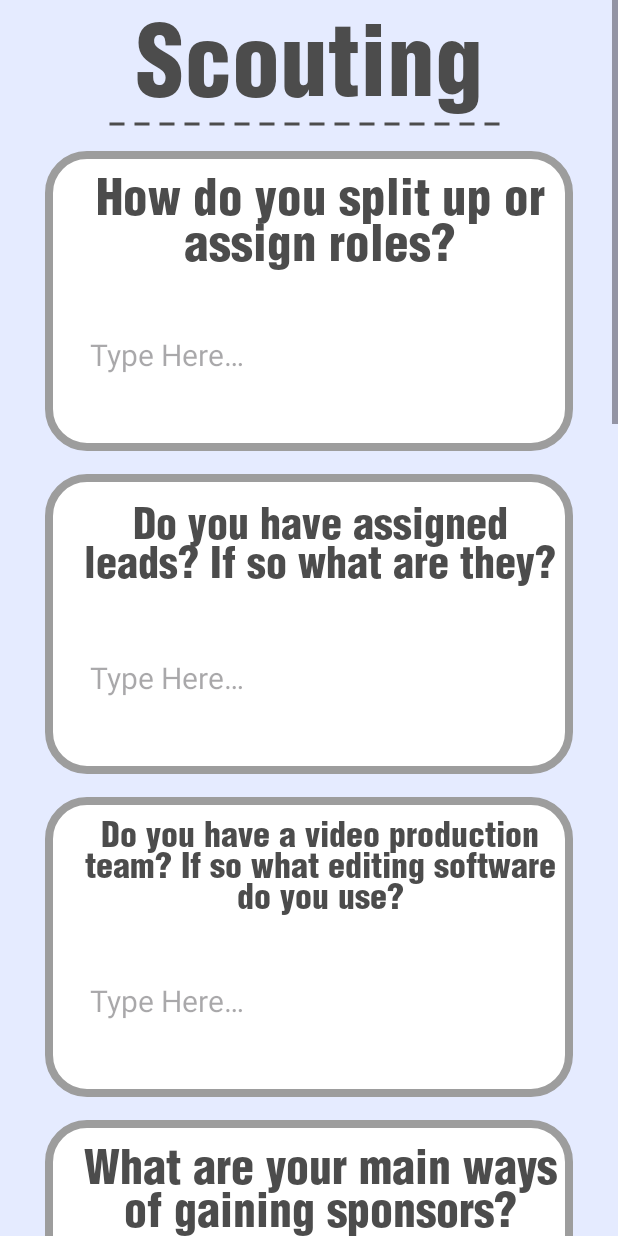
After one commit to MintyLuve/Business-Pit-Scouting-App, an Android app: the ScoutingActivity screen opened directly, with no data from a screen before it, on a phone screen of 412 x 824 dp. The commit adds this screen. Run offline under Robolectric (Android 15) with nearby library versions, the phone set to English and light mode, and no system bars.

Commit message:
added scouting page

```diff
--- a/app/src/main/AndroidManifest.xml
+++ b/app/src/main/AndroidManifest.xml
@@ -13,6 +13,9 @@
         android:theme="@style/Theme.BusinessPitScouting"
         tools:targetApi="31">
         <activity
+            android:name=".ScoutingActivity"
+            android:exported="false" />
+        <activity
             android:name=".MainActivity"
             android:exported="true">
             <intent-filter>
--- a/app/src/main/java/com/fro/businesspitscouting/MainActivity.java
+++ b/app/src/main/java/com/fro/businesspitscouting/MainActivity.java
@@ -2,13 +2,30 @@ package com.fro.businesspitscouting;
 
 import androidx.appcompat.app.AppCompatActivity;
 
+import android.content.Intent;
 import android.os.Bundle;
+import android.view.View;
+import android.widget.TextView;
 
 public class MainActivity extends AppCompatActivity {
+    //declaring
+    //buttons
+    TextView startButton;
 
     @Override
     protected void onCreate(Bundle savedInstanceState) {
         super.onCreate(savedInstanceState);
         setContentView(R.layout.activity_main);
+        //instantiating
+        //button
+        startButton = findViewById(R.id.startButton);
+
+        // changes to next page on click
+        startButton.setOnClickListener(new View.OnClickListener() {
+            @Override
+            public void onClick(View v) {
+                startActivity(new Intent(getApplicationContext(), ScoutingActivity.class));
+            }
+        });
     }
 }
--- /dev/null
+++ b/app/src/main/java/com/fro/businesspitscouting/ScoutingActivity.java
@@ -0,0 +1,14 @@
+package com.fro.businesspitscouting;
+
+import androidx.appcompat.app.AppCompatActivity;
+
+import android.os.Bundle;
+
+public class ScoutingActivity extends AppCompatActivity {
+
+    @Override
+    protected void onCreate(Bundle savedInstanceState) {
+        super.onCreate(savedInstanceState);
+        setContentView(R.layout.activity_scouting);
+    }
+}
--- /dev/null
+++ b/app/src/main/res/drawable/box_background_blue.xml
@@ -0,0 +1,13 @@
+<?xml version="1.0" encoding="utf-8"?>
+<shape xmlns:android="http://schemas.android.com/apk/res/android">
+    <solid android:color="@color/froBlue"/>
+    <stroke android:color="@color/nightBlue"
+        android:width="5dp"/>
+    <corners android:radius="25dp"/>
+    <padding android:left="5dp"
+        android:right="5dp"
+        android:bottom="5dp"
+        android:top="5dp"/>
+    <size android:width="122.5dp"
+        android:height="124.5dp"/>
+</shape>
--- /dev/null
+++ b/app/src/main/res/layout/activity_scouting.xml
@@ -0,0 +1,362 @@
+<?xml version="1.0" encoding="utf-8"?>
+<ScrollView xmlns:android="http://schemas.android.com/apk/res/android"
+    xmlns:tools="http://schemas.android.com/tools"
+    android:layout_width="match_parent"
+    android:layout_height="match_parent"
+    xmlns:app="http://schemas.android.com/apk/res-auto"
+    tools:context=".MainActivity"
+    android:orientation="vertical"
+    android:background="@color/lightBlue">
+
+    <LinearLayout
+        android:layout_width="match_parent"
+        android:layout_height="match_parent"
+        android:orientation="vertical">
+        <TextView
+            android:layout_width="match_parent"
+            android:layout_height="80dp"
+            android:text="@string/scouting_header"
+            style="@style/header_text_dark"/>
+        <ImageView
+            android:layout_width="267dp"
+            android:layout_height="5dp"
+            android:background="@drawable/dotted_line"
+            android:layout_gravity="center_horizontal"
+            android:contentDescription="@string/content_desc" />
+
+        <LinearLayout
+            android:layout_width="match_parent"
+            android:layout_height="200dp"
+            android:layout_marginStart="30dp"
+            android:layout_marginEnd="30dp"
+            android:layout_marginTop="15dp"
+            android:background="@drawable/box_background"
+            android:orientation="vertical"
+            android:padding="10dp"
+            android:weightSum="5">
+            <TextView
+                android:layout_width="match_parent"
+                android:layout_height="0dp"
+                android:text="@string/q_1"
+                style="@style/info_input_text"
+                android:layout_weight="2"/>
+            <EditText
+                android:id="@+id/q1"
+                android:layout_width="match_parent"
+                android:layout_height="0dp"
+                android:layout_weight="3"
+                android:hint="@string/default_type"
+                android:background="@color/transparent"
+                style="@style/info_input_type"
+                android:padding="20dp"/>
+        </LinearLayout>
+
+        <LinearLayout
+            android:layout_width="match_parent"
+            android:layout_height="200dp"
+            android:layout_marginStart="30dp"
+            android:layout_marginEnd="30dp"
+            android:layout_marginTop="15dp"
+            android:background="@drawable/box_background"
+            android:orientation="vertical"
+            android:padding="10dp"
+            android:weightSum="5">
+            <TextView
+                android:layout_width="match_parent"
+                android:layout_height="0dp"
+                android:text="@string/q_2"
+                style="@style/info_input_text"
+                android:layout_weight="2"/>
+            <EditText
+                android:id="@+id/q2"
+                android:layout_width="match_parent"
+                android:layout_height="0dp"
+                android:layout_weight="3"
+                android:hint="@string/default_type"
+                android:background="@color/transparent"
+                style="@style/info_input_type"
+                android:padding="20dp"/>
+        </LinearLayout>
+
+        <LinearLayout
+            android:layout_width="match_parent"
+            android:layout_height="200dp"
+            android:layout_marginStart="30dp"
+            android:layout_marginEnd="30dp"
+            android:layout_marginTop="15dp"
+            android:background="@drawable/box_background"
+            android:orientation="vertical"
+            android:padding="10dp"
+            android:weightSum="5">
+            <TextView
+                android:layout_width="match_parent"
+                android:layout_height="0dp"
+                android:text="@string/q_3"
+                style="@style/info_input_text"
+                android:layout_weight="2"/>
+            <EditText
+                android:id="@+id/q3"
+                android:layout_width="match_parent"
+                android:layout_height="0dp"
+                android:layout_weight="3"
+                android:hint="@string/default_type"
+                android:background="@color/transparent"
+                style="@style/info_input_type"
+                android:padding="20dp"/>
+        </LinearLayout>
+
+        <LinearLayout
+            android:layout_width="match_parent"
+            android:layout_height="200dp"
+            android:layout_marginStart="30dp"
+            android:layout_marginEnd="30dp"
+            android:layout_marginTop="15dp"
+            android:background="@drawable/box_background"
+            android:orientation="vertical"
+            android:padding="10dp"
+            android:weightSum="5">
+            <TextView
+                android:layout_width="match_parent"
+                android:layout_height="0dp"
+                android:text="@string/q_4"
+                style="@style/info_input_text"
+                android:layout_weight="2"/>
+            <EditText
+                android:id="@+id/q4"
+                android:layout_width="match_parent"
+                android:layout_height="0dp"
+                android:layout_weight="3"
+                android:hint="@string/default_type"
+                android:background="@color/transparent"
+                style="@style/info_input_type"
+                android:padding="20dp"/>
+        </LinearLayout>
+
+        <LinearLayout
+            android:layout_width="match_parent"
+            android:layout_height="200dp"
+            android:layout_marginStart="30dp"
+            android:layout_marginEnd="30dp"
+            android:layout_marginTop="15dp"
+            android:background="@drawable/box_background"
+            android:orientation="vertical"
+            android:padding="10dp"
+            android:weightSum="5">
+            <TextView
+                android:layout_width="match_parent"
+                android:layout_height="0dp"
+                android:text="@string/q_5"
+                style="@style/info_input_text"
+                android:layout_weight="2"/>
+            <EditText
+                android:id="@+id/q5"
+                android:layout_width="match_parent"
+                android:layout_height="0dp"
+                android:layout_weight="3"
+                android:hint="@string/default_type"
+                android:background="@color/transparent"
+                style="@style/info_input_type"
+                android:padding="20dp"/>
+        </LinearLayout>
+
+        <LinearLayout
+            android:layout_width="match_parent"
+            android:layout_height="200dp"
+            android:layout_marginStart="30dp"
+            android:layout_marginEnd="30dp"
+            android:layout_marginTop="15dp"
+            android:background="@drawable/box_background"
+            android:orientation="vertical"
+            android:padding="10dp"
+            android:weightSum="5">
+            <TextView
+                android:layout_width="match_parent"
+                android:layout_height="0dp"
+                android:text="@string/q_6"
+                style="@style/info_input_text"
+                android:layout_weight="2"/>
+            <EditText
+                android:id="@+id/q6"
+                android:layout_width="match_parent"
+                android:layout_height="0dp"
+                android:layout_weight="3"
+                android:hint="@string/default_type"
+                android:background="@color/transparent"
+                style="@style/info_input_type"
+                android:padding="20dp"/>
+        </LinearLayout>
+
+        <LinearLayout
+            android:layout_width="match_parent"
+            android:layout_height="200dp"
+            android:layout_marginStart="30dp"
+            android:layout_marginEnd="30dp"
+            android:layout_marginTop="15dp"
+            android:background="@drawable/box_background"
+            android:orientation="vertical"
+            android:padding="10dp"
+            android:weightSum="5">
+            <TextView
+                android:layout_width="match_parent"
+                android:layout_height="0dp"
+                android:text="@string/q_7"
+                style="@style/info_input_text"
+                android:layout_weight="2"/>
+            <EditText
+                android:id="@+id/q7"
+                android:layout_width="match_parent"
+                android:layout_height="0dp"
+                android:layout_weight="3"
+                android:hint="@string/default_type"
+                android:background="@color/transparent"
+                style="@style/info_input_type"
+                android:padding="20dp"/>
+        </LinearLayout>
+
+        <LinearLayout
+            android:layout_width="match_parent"
+            android:layout_height="200dp"
+            android:layout_marginStart="30dp"
+            android:layout_marginEnd="30dp"
+            android:layout_marginTop="15dp"
+            android:background="@drawable/box_background"
+            android:orientation="vertical"
+            android:padding="10dp"
+            android:weightSum="5">
+            <TextView
+                android:layout_width="match_parent"
+                android:layout_height="0dp"
+                android:text="@string/q_8"
+                style="@style/info_input_text"
+                android:layout_weight="2"/>
+            <EditText
+                android:id="@+id/q8"
+                android:layout_width="match_parent"
+                android:layout_height="0dp"
+                android:layout_weight="3"
+                android:hint="@string/default_type"
+                android:background="@color/transparent"
+                style="@style/info_input_type"
+                android:padding="20dp"/>
+        </LinearLayout>
+
+        <LinearLayout
+            android:layout_width="match_parent"
+            android:layout_height="200dp"
+            android:layout_marginStart="30dp"
+            android:layout_marginEnd="30dp"
+            android:layout_marginTop="15dp"
+            android:background="@drawable/box_background"
+            android:orientation="vertical"
+            android:padding="10dp"
+            android:weightSum="5">
+            <TextView
+                android:layout_width="match_parent"
+                android:layout_height="0dp"
+                android:text="@string/q_9"
+                style="@style/info_input_text"
+                android:layout_weight="2"/>
+            <EditText
+                android:id="@+id/q9"
+                android:layout_width="match_parent"
+                android:layout_height="0dp"
+                android:layout_weight="3"
+                android:hint="@string/default_type"
+                android:background="@color/transparent"
+                style="@style/info_input_type"
+                android:padding="20dp"/>
+        </LinearLayout>
+
+        <LinearLayout
+            android:layout_width="match_parent"
+            android:layout_height="200dp"
+            android:layout_marginStart="30dp"
+            android:layout_marginEnd="30dp"
+            android:layout_marginTop="15dp"
+            android:background="@drawable/box_background"
+            android:orientation="vertical"
+            android:padding="10dp"
+            android:weightSum="5">
+            <TextView
+                android:layout_width="match_parent"
+                android:layout_height="0dp"
+                android:text="@string/q_10"
+                style="@style/info_input_text"
+                android:layout_weight="2"/>
+            <EditText
+                android:id="@+id/q10"
+                android:layout_width="match_parent"
+                android:layout_height="0dp"
+                android:layout_weight="3"
+                android:hint="@string/default_type"
+                android:background="@color/transparent"
+                style="@style/info_input_type"
+                android:padding="20dp"/>
+        </LinearLayout>
+
+        <LinearLayout
+            android:id="@+id/confirmFrame"
+            android:layout_width="match_parent"
+            android:layout_height="200dp"
+            android:layout_marginStart="30dp"
+            android:layout_marginEnd="30dp"
+            android:layout_marginTop="15dp"
+            android:background="@drawable/box_background"
+            android:orientation="vertical"
+            android:padding="10dp"
+            android:visibility="gone"
+            android:weightSum="5">
+            <TextView
+                android:layout_width="match_parent"
+                android:layout_height="0dp"
+                android:text="@string/submit_data"
+                android:layout_weight="2"
+                style="@style/info_input_text" />
+
+            <LinearLayout
+                android:layout_width="match_parent"
+                android:layout_height="0dp"
+                android:layout_weight="3"
+                android:paddingStart="30dp"
+                android:paddingEnd="30dp"
+                android:weightSum="2">
+                <ImageButton
+                    android:contentDescription="@string/content_desc"
+                    android:id="@+id/yesButton"
+                    android:layout_width="0dp"
+                    android:layout_height="match_parent"
+                    android:background="@color/transparent"
+                    style="@style/src_buttons"
+                    android:src="@drawable/submit_yes_button"
+                    android:layout_marginEnd="30dp"
+                    android:layout_weight="1"/>
+                <ImageButton
+                    android:contentDescription="@string/content_desc"
+                    android:id="@+id/noButton"
+                    android:layout_width="0dp"
+                    android:layout_height="match_parent"
+                    android:background="@color/transparent"
+                    style="@style/src_buttons"
+                    android:src="@drawable/submit_no_button"
+                    android:layout_weight="1"/>
+            </LinearLayout>
+        </LinearLayout>
+
+        <TextView
+            android:id="@+id/startButton"
+            android:layout_width="match_parent"
+            android:layout_height="0dp"
+            android:background="@drawable/box_background_blue"
+            android:text="@string/submit"
+            android:padding="20dp"
+            android:layout_marginStart="30dp"
+            android:layout_marginEnd="30dp"
+            android:layout_marginBottom="20dp"
+            android:layout_marginTop="20dp"
+            android:layout_weight="0.8"
+            style="@style/header_text_light"
+            android:clickable="true"
+            android:focusable="true" />
+    </LinearLayout>
+
+</ScrollView>
--- a/app/src/main/res/values/strings.xml
+++ b/app/src/main/res/values/strings.xml
@@ -2,10 +2,10 @@
     <!--General-->
     <string name="app_name">Business Pit Scouting</string>
     <string name="content_desc">content desc</string>
-    <string name="default_text">Empty\nBox</string>
     <string name="default_type">Type Here…</string>
-    <string name="default_number">0</string>
-    <string name="submit_data">Submit Data?</string>
+    <string name="submit">Submit</string>
+    <string name="submit_data">Are You Sure?</string>
+    <string name="scouting_header">Scouting</string>
 
     <!--Start Page-->
     <string name="main_header_top">Business</string>
```
